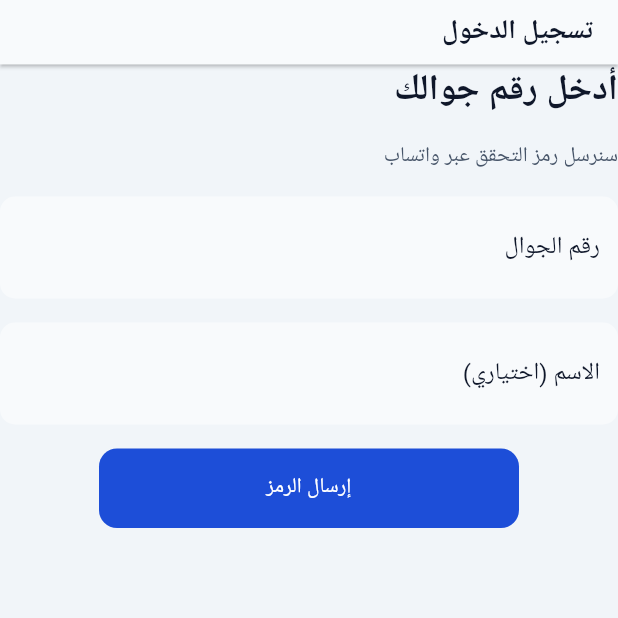
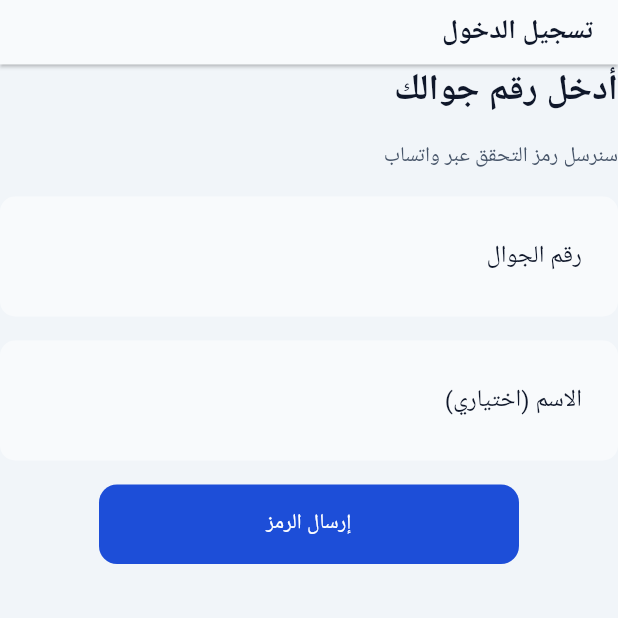
Before and after one commit to hadeelwaseem/erteqa, a Flutter app: the screen it shows after launch, after a tap on "ابدأ", after a tap on "تسجيل الدخول", on a phone screen of 412 x 824 dp, the top half of it. Run offline on Flutter 3.47's test engine with Material 3 defaults, Android fonts, the phone set to English and light mode, and no system bars; our stand-ins replace dartz, dio, easy_localization, equatable, flutter_bloc, flutter_form_builder and 6 more; Roboto replaces fonts that are missing (Tajawal).

Commit message:
Enhance form and text field renderers with theme integration and validation improvements; add auto-validation mode support; update mobile production config for phone validation; complete Phase 6 of renderer audit implementation.

```diff
--- a/lib/engine/theme/engine_theme.dart
+++ b/lib/engine/theme/engine_theme.dart
@@ -44,7 +44,76 @@ class EngineTheme {
 
   double get radiusMd => config.radiusValue('md');
 
+  double spacing(String key) =>
+      config.spacing[key] ?? config.spacing['md'] ?? 16;
+
   double typographyScale(String key) => config.typographyScale(key);
+
+  /// Muted border for inputs — matches prod auth field borders (#E2E8F0).
+  Color get inputBorderColor {
+    final muted = mutedColor;
+    return Color.fromRGBO(muted.red, muted.green, muted.blue, 0.35);
+  }
+
+  /// Theme-aware [InputDecoration] when JSON omits field styling.
+  InputDecoration inputDecoration({
+    String? labelText,
+    String? hintText,
+    String? helperText,
+    String? errorText,
+    String? prefixText,
+    String? suffixText,
+    Widget? prefixIcon,
+    Widget? suffixIcon,
+    BorderRadius? borderRadius,
+    Color? fillColor,
+    bool hideBorders = false,
+  }) {
+    final radius = borderRadius ?? BorderRadius.circular(radiusMd);
+    final fill = fillColor ?? surfaceColor;
+    final outline = hideBorders
+        ? InputBorder.none
+        : OutlineInputBorder(
+            borderRadius: radius,
+            borderSide: BorderSide(color: inputBorderColor),
+          );
+
+    return InputDecoration(
+      labelText: labelText,
+      hintText: hintText,
+      helperText: helperText,
+      errorText: errorText,
+      prefixText: prefixText,
+      suffixText: suffixText,
+      prefixIcon: prefixIcon,
+      suffixIcon: suffixIcon,
+      filled: !hideBorders,
+      fillColor: hideBorders ? null : fill,
+      labelStyle: TextStyle(color: textColor),
+      hintStyle: TextStyle(color: mutedColor),
+      contentPadding: const EdgeInsets.symmetric(horizontal: 12, vertical: 14),
+      border: outline,
+      enabledBorder: outline,
+      focusedBorder: hideBorders
+          ? InputBorder.none
+          : OutlineInputBorder(
+              borderRadius: radius,
+              borderSide: BorderSide(color: primaryColor, width: 2),
+            ),
+      errorBorder: hideBorders
+          ? InputBorder.none
+          : OutlineInputBorder(
+              borderRadius: radius,
+              borderSide: BorderSide(color: errorColor),
+            ),
+      focusedErrorBorder: hideBorders
+          ? InputBorder.none
+          : OutlineInputBorder(
+              borderRadius: radius,
+              borderSide: BorderSide(color: errorColor, width: 2),
+            ),
+    );
+  }
 
   /// Builds [ThemeData] for [MaterialApp] from parsed JSON theme.
   static ThemeData toThemeData(MobileThemeConfig config) {
--- a/lib/engine/tree/renderers/form_renderer.dart
+++ b/lib/engine/tree/renderers/form_renderer.dart
@@ -1,8 +1,10 @@
-import 'package:flutter/widgets.dart';
+import 'package:flutter/foundation.dart';
+import 'package:flutter/material.dart';
 
 import '../../../config/component_config.dart';
 import '../../component_renderer/component_renderer.dart';
 import '../../form/form_state_store.dart';
+import '../../theme/engine_theme.dart';
 
 class FormRenderer implements ComponentRenderer {
   @override
@@ -11,39 +13,87 @@ class FormRenderer implements ComponentRenderer {
     required ComponentWidgetBuilder buildChild,
     Map<String, dynamic>? dataContext,
   }) {
-    final formState = _resolveFormState(dataContext);
     final formId = config.properties['formId'] as String? ??
         config.properties['id'] as String? ??
         '';
+    final autovalidateMode = _parseAutovalidateMode(
+      config.properties['autovalidateMode'] as String?,
+    );
+
+    final formState = _formStateFrom(dataContext);
+    assert(
+      () {
+        if (formState == null) {
+          debugPrint(
+            '[FormRenderer] FormStateStore missing in dataContext '
+            'for form "$formId". Wire VariantScreen.',
+          );
+        }
+        return formState != null;
+      }(),
+    );
+
+    final child = _resolveChild(config, buildChild, dataContext);
+    if (child == null) {
+      assert(
+        () {
+          debugPrint(
+            '[FormRenderer] form "$formId" has no child/children',
+          );
+          return false;
+        }(),
+      );
+      return const SizedBox.shrink();
+    }
+
+    if (formState == null) {
+      return child;
+    }
+
     final formKey = formState.formKeyFor(formId);
-
-    final child = _resolveChild(config, buildChild);
-    if (child == null) return const SizedBox.shrink();
-
-    return Form(key: formKey, child: child);
+    return Form(
+      key: formKey,
+      autovalidateMode: autovalidateMode,
+      child: child,
+    );
   }
 
-  FormStateStore _resolveFormState(Map<String, dynamic>? dataContext) {
-    if (dataContext == null) return FormStateStore();
-    final existing = dataContext[FormStateStore.contextKey];
-    if (existing is FormStateStore) return existing;
-    final store = FormStateStore();
-    dataContext[FormStateStore.contextKey] = store;
-    return store;
+  AutovalidateMode _parseAutovalidateMode(String? raw) {
+    if (raw == 'onUserInteraction') {
+      return AutovalidateMode.onUserInteraction;
+    }
+    return AutovalidateMode.disabled;
+  }
+
+  FormStateStore? _formStateFrom(Map<String, dynamic>? dataContext) {
+    final existing = dataContext?[FormStateStore.contextKey];
+    return existing is FormStateStore ? existing : null;
   }
 
   Widget? _resolveChild(
     ComponentConfig config,
     ComponentWidgetBuilder buildChild,
+    Map<String, dynamic>? dataContext,
   ) {
     if (config.child != null) {
       return buildChild(config.child!);
     }
     final children = config.children;
     if (children == null || children.isEmpty) return null;
+
+    final theme = EngineTheme.fromDataContext(dataContext);
+    final gap = theme?.spacing('sm') ?? 10.0;
+    final widgets = <Widget>[];
+    for (var i = 0; i < children.length; i++) {
+      if (i > 0) {
+        widgets.add(SizedBox(height: gap));
+      }
+      widgets.add(buildChild(children[i]));
+    }
+
     return Column(
       crossAxisAlignment: CrossAxisAlignment.stretch,
-      children: children.map(buildChild).toList(growable: false),
+      children: widgets,
     );
   }
 }
--- a/lib/engine/tree/renderers/text_form_field_renderer.dart
+++ b/lib/engine/tree/renderers/text_form_field_renderer.dart
@@ -1,12 +1,19 @@
+import 'package:flutter/foundation.dart';
 import 'package:flutter/material.dart';
 
 import '../../../config/component_config.dart';
 import '../../actions/action_dispatcher.dart';
 import '../../component_renderer/component_renderer.dart';
 import '../../form/form_state_store.dart';
+import '../../theme/engine_theme.dart';
 import '../parsers/property_parsers.dart';
 
+/// Default required-field message when JSON omits [requiredMessage].
+const _kDefaultRequiredMessage = 'هذا الحقل مطلوب';
+
 class TextFormFieldRenderer implements ComponentRenderer {
+  static const _minTapTarget = 48.0;
+
   @override
   Widget render(
     ComponentConfig config, {
@@ -68,7 +75,7 @@ class TextFormFieldRenderer implements ComponentRenderer {
     final validatePattern = properties['validatePattern'] as String?;
     final validationMessage = properties['validationMessage'] as String?;
     final requiredMessage =
-        properties['requiredMessage'] as String? ?? 'Required';
+        properties['requiredMessage'] as String? ?? _kDefaultRequiredMessage;
 
     final onChangedAction = properties['onChanged'] as Map<String, dynamic>?;
     final onSubmittedAction =
@@ -82,14 +89,29 @@ class TextFormFieldRenderer implements ComponentRenderer {
     );
     final width = PropertyParsers.parseDouble(properties['width']);
     final height = PropertyParsers.parseDouble(properties['height']);
-    final border = _parseBorder(properties['border']);
+    final border = _parseBorder(properties['border'], dataContext);
     final shadow = _parseShadow(properties['shadow']);
 
-    final controllerKey = controllerId ?? fieldId;
-    final formState = _resolveFormState(dataContext);
-    final controller = formState.controllerFor(
-      controllerKey.isEmpty ? 'field_${config.hashCode}' : controllerKey,
-      initialValue: initialValue,
+    final theme = EngineTheme.fromDataContext(dataContext);
+    final hasValidation = _hasValidation(
+      requiredField,
+      validateEmail,
+      validatePhone,
+      validatePassword,
+      validateMinLength,
+      validateMaxLength,
+      validatePattern,
+    );
+    final validator = _buildValidator(
+      requiredField: requiredField,
+      requiredMessage: requiredMessage,
+      validateEmail: validateEmail,
+      validatePhone: validatePhone,
+      validatePassword: validatePassword,
+      validateMinLength: validateMinLength,
+      validateMaxLength: validateMaxLength,
+      validatePattern: validatePattern,
+      validationMessage: validationMessage,
     );
 
     final hasBoxDecoration =
@@ -98,9 +120,51 @@ class TextFormFieldRenderer implements ComponentRenderer {
         border != null ||
         shadow != null;
 
+    final controllerKey = controllerId ?? fieldId;
+    final formState = _formStateFrom(dataContext);
+    assert(
+      () {
+        if (formState == null) {
+          debugPrint(
+            '[TextFormFieldRenderer] FormStateStore missing in dataContext '
+            'for field "$fieldId". Wire VariantScreen or parent form.',
+          );
+        }
+        return formState != null;
+      }(),
+    );
+
+    final effectiveKey =
+        controllerKey.isEmpty ? 'field_${config.hashCode}' : controllerKey;
+    final TextEditingController controller;
+    if (formState != null) {
+      controller = formState.controllerFor(
+        effectiveKey,
+        initialValue: initialValue,
+      );
+    } else {
+      controller = TextEditingController(text: initialValue ?? '');
+    }
+
     return Builder(
       builder: (context) {
         final dispatcher = _resolveDispatcher(dataContext, context);
+
+        final decoration = _buildDecoration(
+          theme: theme,
+          label: label,
+          hint: hint,
+          helper: helper,
+          error: validator == null ? error : null,
+          prefixText: prefixText,
+          suffixText: suffixText,
+          prefixIconName: prefixIconName,
+          suffixIconName: suffixIconName,
+          hasBoxDecoration: hasBoxDecoration,
+          borderRadius: borderRadius,
+          fillColor: color ?? theme?.surfaceColor,
+        );
+
         final field = TextFormField(
           controller: controller,
           autofocus: autofocus,
@@ -118,46 +182,13 @@ class TextFormFieldRenderer implements ComponentRenderer {
           maxLines: expands ? null : (maxLines ?? 1),
           minLines: expands ? null : minLines,
           maxLength: maxLength,
-          autovalidateMode:
-              _hasValidation(
-                requiredField,
-                validateEmail,
-                validatePhone,
-                validatePassword,
-                validateMinLength,
-                validateMaxLength,
-                validatePattern,
-              )
+          autovalidateMode: hasValidation
               ? AutovalidateMode.onUserInteraction
               : AutovalidateMode.disabled,
-          decoration: InputDecoration(
-            labelText: label,
-            hintText: hint,
-            helperText: helper,
-            errorText: error,
-            prefixText: prefixText,
-            suffixText: suffixText,
-            prefixIcon: prefixIconName != null
-                ? Icon(PropertyParsers.parseIconData(prefixIconName))
-                : null,
-            suffixIcon: suffixIconName != null
-                ? Icon(PropertyParsers.parseIconData(suffixIconName))
-                : null,
-            border: hasBoxDecoration ? InputBorder.none : null,
-          ),
-          validator: _buildValidator(
-            requiredField: requiredField,
-            requiredMessage: requiredMessage,
-            validateEmail: validateEmail,
-            validatePhone: validatePhone,
-            validatePassword: validatePassword,
-            validateMinLength: validateMinLength,
-            validateMaxLength: validateMaxLength,
-            validatePattern: validatePattern,
-            validationMessage: validationMessage,
-          ),
+          decoration: decoration,
+          validator: validator,
           onChanged: (value) {
-            if (controllerKey.isNotEmpty) {
+            if (formState != null && controllerKey.isNotEmpty) {
               formState.updateValue(controllerKey, value);
             }
             if (onChangedAction != null && dispatcher != null) {
@@ -169,7 +200,7 @@ class TextFormFieldRenderer implements ComponentRenderer {
             }
           },
           onFieldSubmitted: (value) {
-            if (controllerKey.isNotEmpty) {
+            if (formState != null && controllerKey.isNotEmpty) {
               formState.updateValue(controllerKey, value);
             }
             if (onSubmittedAction != null && dispatcher != null) {
@@ -211,13 +242,67 @@ class TextFormFieldRenderer implements ComponentRenderer {
     );
   }
 
-  FormStateStore _resolveFormState(Map<String, dynamic>? dataContext) {
-    if (dataContext == null) return FormStateStore();
-    final existing = dataContext[FormStateStore.contextKey];
-    if (existing is FormStateStore) return existing;
-    final store = FormStateStore();
-    dataContext[FormStateStore.contextKey] = store;
-    return store;
+  InputDecoration _buildDecoration({
+    required EngineTheme? theme,
+    required String? label,
+    required String? hint,
+    required String? helper,
+    required String? error,
+    required String? prefixText,
+    required String? suffixText,
+    required String? prefixIconName,
+    required String? suffixIconName,
+    required bool hasBoxDecoration,
+    required BorderRadius? borderRadius,
+    required Color? fillColor,
+  }) {
+    final prefixIcon = _tapTargetIcon(prefixIconName);
+    final suffixIcon = _tapTargetIcon(suffixIconName);
+
+    if (theme != null) {
+      return theme.inputDecoration(
+        labelText: label,
+        hintText: hint,
+        helperText: helper,
+        errorText: error,
+        prefixText: prefixText,
+        suffixText: suffixText,
+        prefixIcon: prefixIcon,
+        suffixIcon: suffixIcon,
+        borderRadius: borderRadius,
+        fillColor: fillColor,
+        hideBorders: hasBoxDecoration,
+      );
+    }
+
+    return InputDecoration(
+      labelText: label,
+      hintText: hint,
+      helperText: helper,
+      errorText: error,
+      prefixText: prefixText,
+      suffixText: suffixText,
+      prefixIcon: prefixIcon,
+      suffixIcon: suffixIcon,
+      border: hasBoxDecoration ? InputBorder.none : null,
+      contentPadding: const EdgeInsets.symmetric(horizontal: 12, vertical: 14),
+    );
+  }
+
+  Widget? _tapTargetIcon(String? iconName) {
+    if (iconName == null) return null;
+    return SizedBox(
+      width: _minTapTarget,
+      height: _minTapTarget,
+      child: Center(
+        child: Icon(PropertyParsers.parseIconData(iconName)),
+      ),
+    );
+  }
+
+  FormStateStore? _formStateFrom(Map<String, dynamic>? dataContext) {
+    final existing = dataContext?[FormStateStore.contextKey];
+    return existing is FormStateStore ? existing : null;
   }
 
   EngineActionDispatcher? _resolveDispatcher(
@@ -288,27 +373,27 @@ class TextFormFieldRenderer implements ComponentRenderer {
       }
       if (text.isEmpty) return null;
       if (validateEmail && !_isEmail(text)) {
-        return validationMessage ?? 'Enter a valid email';
+        return validationMessage ?? 'أدخل بريداً إلكترونياً صالحاً';
       }
       if (validatePhone && !_isPhone(text)) {
-        return validationMessage ?? 'Enter a valid phone number';
+        return validationMessage ?? 'أدخل رقم جوال صالحاً';
       }
       if (validatePassword && !_isPassword(text)) {
         return validationMessage ??
-            'Password must be at least 8 characters and include a number';
+            'كلمة المرور 8 أحرف على الأقل وتتضمن رقماً';
       }
       if (validateMinLength != null && text.length < validateMinLength) {
         return validationMessage ??
-            'Must be at least $validateMinLength characters';
+            'يجب أن يكون $validateMinLength أحرف على الأقل';
       }
       if (validateMaxLength != null && text.length > validateMaxLength) {
         return validationMessage ??
-            'Must be at most $validateMaxLength characters';
+            'يجب ألا يتجاوز $validateMaxLength حرفاً';
       }
       if (validatePattern != null && validatePattern.isNotEmpty) {
         final regex = RegExp(validatePattern);
         if (!regex.hasMatch(text)) {
-          return validationMessage ?? 'Invalid format';
+          return validationMessage ?? 'صيغة غير صالحة';
         }
       }
       return null;
@@ -362,11 +447,13 @@ class TextFormFieldRenderer implements ComponentRenderer {
     }
   }
 
-  Border? _parseBorder(dynamic v) {
+  Border? _parseBorder(dynamic v, Map<String, dynamic>? dataContext) {
     if (v is! Map) return null;
     final width = (v['width'] as num?)?.toDouble() ?? 1.0;
+    final theme = EngineTheme.fromDataContext(dataContext);
     final color =
         PropertyParsers.parseColor(v['color'] as String?) ??
+        theme?.inputBorderColor ??
         const Color(0xFFE2E8F0);
     return Border.all(width: width, color: color);
   }
```
Also changed, not shown: assets/config/mobile_production_v2.json, 6 other files.
